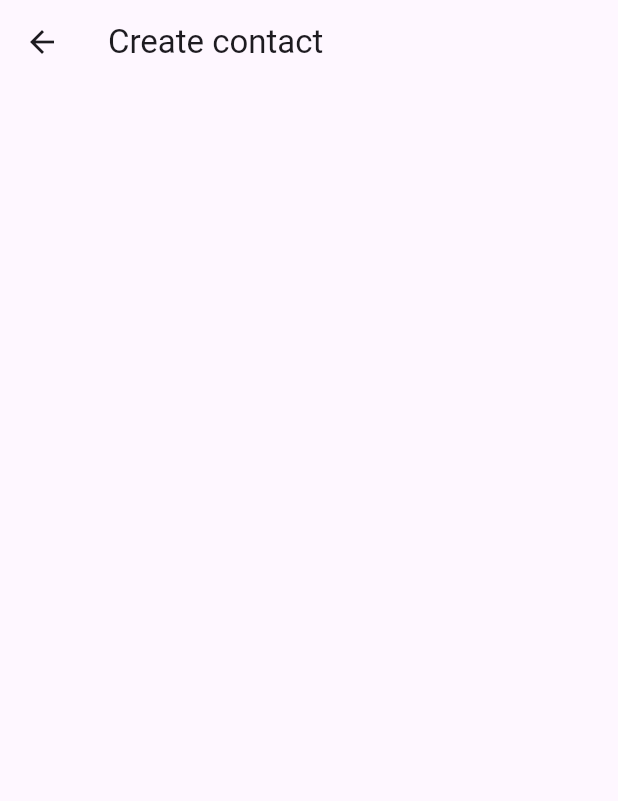
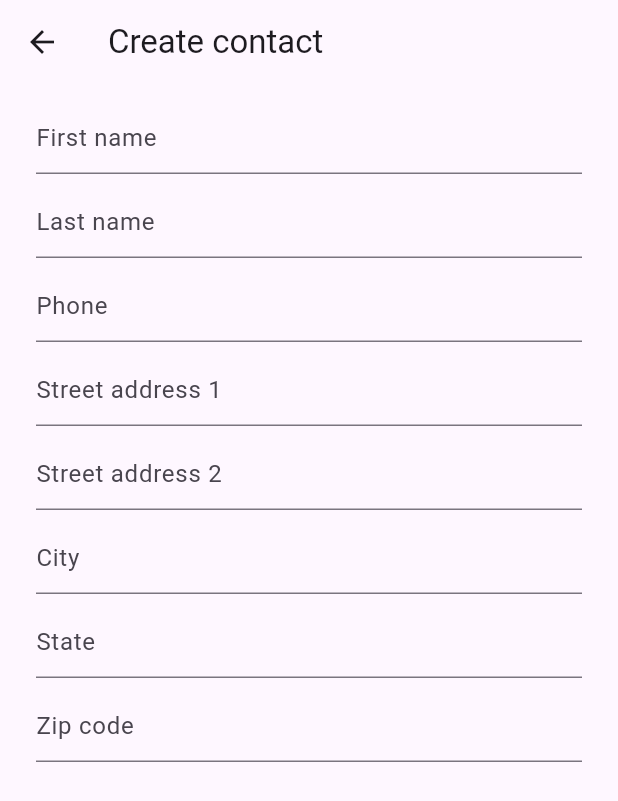
Before and after one commit to elenaconache/contacts_app, a Flutter app: the AddContactView screen opened by its route, on a phone screen of 412 x 824 dp. Shown: the top 801 px of the screen. Run offline on Flutter 3.47's test engine with Material 3 defaults, Android fonts, the phone set to English and light mode, and no system bars; our stand-ins replace flutter_bloc, freezed_annotation, get_it, go_router, injectable, logger and 1 more; generated files the repository leaves out were written again.

Commit message:
Create contact UI
* Implement create contact form.

```diff
--- a/lib/bloc/contacts_list_bloc.dart
+++ b/lib/bloc/contacts_list/contacts_list_bloc.dart
@@ -6,8 +6,8 @@ import 'package:flutter_bloc/flutter_bloc.dart';
 import 'package:freezed_annotation/freezed_annotation.dart';
 
 part 'contacts_list_event.dart';
+part 'contacts_list_state.dart';
 
-part 'contacts_list_state.dart';
 
 part 'contacts_list_bloc.freezed.dart';
 
--- a/lib/config/route_config.dart
+++ b/lib/config/route_config.dart
@@ -1,4 +1,4 @@
-import 'package:contacts_app/bloc/contacts_list_bloc.dart';
+import 'package:contacts_app/bloc/contacts_list/contacts_list_bloc.dart';
 import 'package:contacts_app/config/routes.dart';
 import 'package:contacts_app/repository/contacts_repository.dart';
 import 'package:contacts_app/ui/add_contact_view.dart';
--- a/lib/ui/add_contact_view.dart
+++ b/lib/ui/add_contact_view.dart
@@ -1,3 +1,4 @@
+import 'package:contacts_app/ui/contact_form.dart';
 import 'package:contacts_app/ui/strings.dart';
 import 'package:flutter/material.dart';
 
@@ -10,6 +11,7 @@ class AddContactView extends StatelessWidget {
       appBar: AppBar(
         title: const Text(createContactTitle),
       ),
+      body: const ContactForm(),
     );
   }
 }
--- /dev/null
+++ b/lib/ui/app_text_field.dart
@@ -0,0 +1,20 @@
+import 'package:flutter/material.dart';
+
+class AppTextField extends StatelessWidget {
+  final String hint;
+  final TextInputAction action;
+
+  const AppTextField({
+    super.key,
+    required this.hint,
+    this.action = TextInputAction.next,
+  });
+
+  @override
+  Widget build(BuildContext context) {
+    return TextField(
+      decoration: InputDecoration(hintText: hint),
+      textInputAction: action,
+    );
+  }
+}
--- /dev/null
+++ b/lib/ui/contact_form.dart
@@ -0,0 +1,36 @@
+import 'package:contacts_app/ui/app_text_field.dart';
+import 'package:contacts_app/ui/strings.dart';
+import 'package:flutter/material.dart';
+
+class ContactForm extends StatelessWidget {
+  const ContactForm({super.key});
+
+  @override
+  Widget build(BuildContext context) {
+    return Form(
+      child: ListView(
+        padding: const EdgeInsets.symmetric(horizontal: 24, vertical: 12),
+        children: const [
+          AppTextField(hint: firstNameHint),
+          SizedBox(height: 8),
+          AppTextField(hint: lastNameHint),
+          SizedBox(height: 8),
+          AppTextField(hint: phoneHint),
+          SizedBox(height: 8),
+          AppTextField(hint: streetAddress1Hint),
+          SizedBox(height: 8),
+          AppTextField(hint: streetAddress2Hint),
+          SizedBox(height: 8),
+          AppTextField(hint: cityHint),
+          SizedBox(height: 8),
+          AppTextField(hint: stateHint),
+          SizedBox(height: 8),
+          AppTextField(
+            hint: zipCodeHint,
+            action: TextInputAction.done,
+          ),
+        ],
+      ),
+    );
+  }
+}
--- a/lib/ui/contacts_list/contacts_list_view.dart
+++ b/lib/ui/contacts_list/contacts_list_view.dart
@@ -1,4 +1,4 @@
-import 'package:contacts_app/bloc/contacts_list_bloc.dart';
+import 'package:contacts_app/bloc/contacts_list/contacts_list_bloc.dart';
 import 'package:contacts_app/config/routes.dart';
 import 'package:contacts_app/ui/contacts_list/contact_item.dart';
 import 'package:contacts_app/ui/strings.dart';
--- a/lib/ui/strings.dart
+++ b/lib/ui/strings.dart
@@ -2,3 +2,11 @@ const contactsTitle = 'Contacts';
 const errorMessage = 'An error occurred.';
 const createContactTitle = 'Create contact';
 const editContactTitle = 'Edit contact';
+const firstNameHint = 'First name';
+const lastNameHint = 'Last name';
+const phoneHint = 'Phone';
+const streetAddress1Hint = 'Street address 1';
+const streetAddress2Hint = 'Street address 2';
+const cityHint = 'City';
+const stateHint = 'State';
+const zipCodeHint = 'Zip code';
```
Also changed, not shown: lib/bloc/contacts_list/contacts_list_bloc.freezed.dart (renamed from lib/bloc/contacts_list_bloc.freezed.dart), lib/bloc/contacts_list/contacts_list_event.dart (renamed from lib/bloc/contacts_list_event.dart), lib/bloc/contacts_list/contacts_list_state.dart (renamed from lib/bloc/contacts_list_state.dart).
